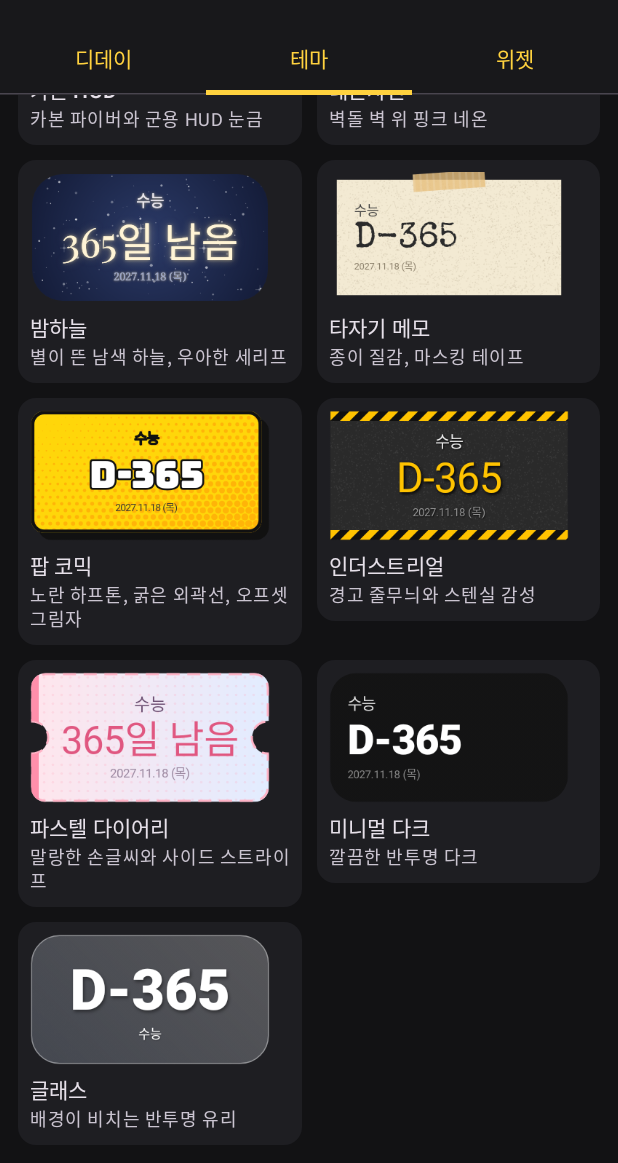
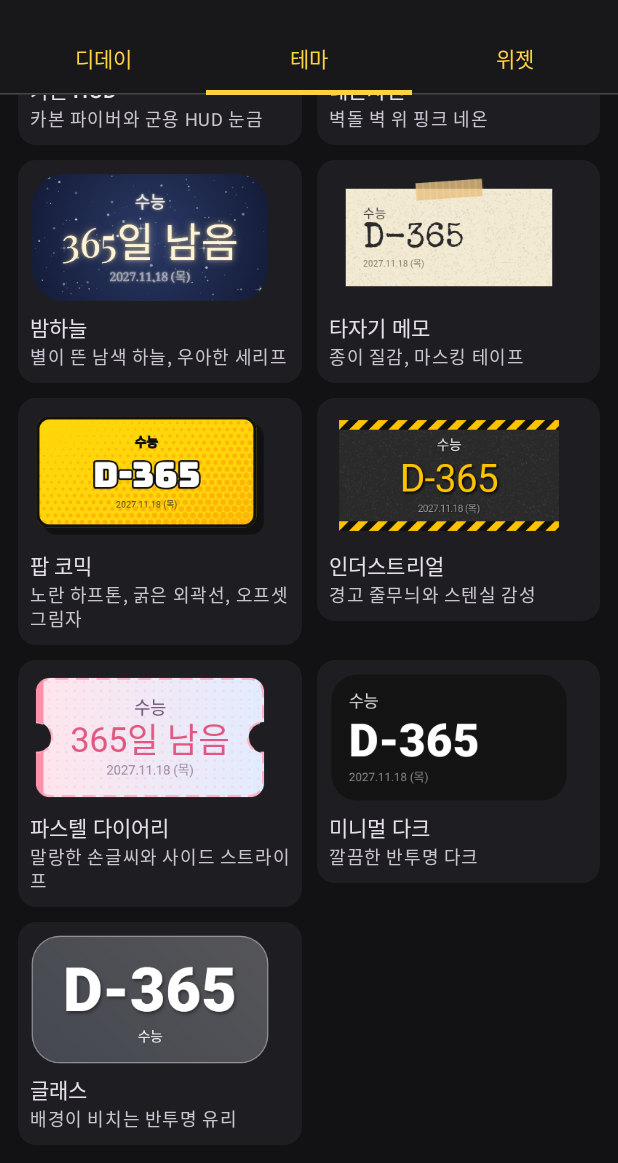
Before and after one commit to kdh1207-star/Claude-, an Android app built with Jetpack Compose: the screen it shows after launch (MainActivity), tab 2 chosen, scrolled down 794 dp, on a phone screen of 412 x 824 dp, the part 73-1236 px from its top. Run offline under Robolectric (Android 15) with nearby library versions, the phone set to English and light mode, and no system bars; Roboto replaces fonts that are not available here.

Commit message:
Fit widgets inside launcher corner clipping; enlarge text
Android 12+ launchers clip widgets to a rounded outline. The renderer now
insets the design by (R - r)(1 - 1/sqrt 2) so square or small-radius shapes
stay fully visible (toggle: clipGuard), and previews simulate the clip.
Base text ratios increased about 30% across all layouts.

Co-Authored-By: Claude Opus 5.5 <noreply@anthropic.com>
Claude-Session: https://claude.ai/code/session_013xMzMwP831rwZibZhXteHa

```diff
--- a/app/src/main/java/com/ddayforge/widget/render/WidgetRenderer.kt
+++ b/app/src/main/java/com/ddayforge/widget/render/WidgetRenderer.kt
@@ -67,7 +67,18 @@ data class WidgetContent(
 class WidgetRenderer(context: Context) {
     private val appContext = context.applicationContext
 
-    fun render(style: WidgetStyle, content: WidgetContent, widthDp: Float, heightDp: Float, density: Float): Bitmap {
+    /**
+     * @param systemClipDp 런처가 위젯을 잘라내는 모서리 반경(dp). 0이면 잘림 없음.
+     *   style.clipGuard가 켜져 있으면 디자인이 이 둥근 영역 안에 들어오도록 안쪽으로 줄여 그린다.
+     */
+    fun render(
+        style: WidgetStyle,
+        content: WidgetContent,
+        widthDp: Float,
+        heightDp: Float,
+        density: Float,
+        systemClipDp: Float = 0f,
+    ): Bitmap {
         var d = density
         // 비트맵 메모리 제한 (RemoteViews 한도 대비 여유)
         val maxPixels = 1_600_000f
@@ -75,7 +86,7 @@ class WidgetRenderer(context: Context) {
         val w = max(1, (widthDp * d).toInt())
         val h = max(1, (heightDp * d).toInt())
         val bmp = Bitmap.createBitmap(w, h, Bitmap.Config.ARGB_8888)
-        Frame(Canvas(bmp), style, content, w.toFloat(), h.toFloat(), d).draw()
+        Frame(Canvas(bmp), style, content, w.toFloat(), h.toFloat(), d, if (style.clipGuard) systemClipDp else 0f).draw()
         return bmp
     }
 
@@ -87,6 +98,7 @@ class WidgetRenderer(context: Context) {
         val w: Float,
         val h: Float,
         val d: Float,
+        val systemClipDp: Float,
     ) {
         val bw = if (s.border == BorderStyle.NONE) 0f else s.borderWidth * d
         val offsetShadow = if (s.border == BorderStyle.OFFSET) bw * 1.5f + 2f * d else 0f
@@ -95,6 +107,26 @@ class WidgetRenderer(context: Context) {
             s.decoration == Decoration.TAPE -> 7f * d
             s.textEffect == TextEffect.GLOW && s.border == BorderStyle.NONE -> 2f * d
             else -> 1f * d
+        } + clipGuardInset()
+
+        /**
+         * 런처의 둥근 잘림(반경 R) 안에 이 위젯의 모서리(반경 r)가 다 들어오려면
+         * 가장자리에서 (R - r)(1 - 1/√2) 만큼 떨어져 있어야 한다.
+         */
+        fun clipGuardInset(): Float {
+            if (systemClipDp <= 0f) return 0f
+            val wDp = w / d
+            val hDp = h / d
+            val ownR = when (s.shape) {
+                WidgetShape.ROUNDED -> s.cornerRadius
+                WidgetShape.PILL -> min(wDp, hDp) / 2f
+                WidgetShape.CIRCLE -> return if (wDp == hDp) systemClipDp * 0.05f * d else 0f
+                WidgetShape.TICKET -> s.cornerRadius * 0.6f
+                WidgetShape.CHAMFER -> s.cornerRadius * 0.6f
+                else -> 0f
+            }
+            val clipR = min(systemClipDp, min(wDp, hDp) / 2f)
+            return max(0f, clipR - ownR) * (1f - 1f / sqrt(2f)) * d
         }
 
         val bounds: RectF = run {
@@ -743,37 +775,37 @@ class WidgetRenderer(context: Context) {
 
             when (layout) {
                 LayoutStyle.CLASSIC -> stack(area, listOfNotNull(
-                    title.takeIf { it.isNotEmpty() }?.let { Line(it, s.labelFont, s.labelColor, 0.17f * ls, true) },
-                    Line(count, s.numberFont, s.numberColor, 0.44f * ns, true, emphasize = s.emphasizeDigits),
-                    date.takeIf { it.isNotEmpty() }?.let { Line(it, s.labelFont, s.subColor, 0.12f * ls, false) },
+                    title.takeIf { it.isNotEmpty() }?.let { Line(it, s.labelFont, s.labelColor, 0.21f * ls, true) },
+                    Line(count, s.numberFont, s.numberColor, 0.58f * ns, true, emphasize = s.emphasizeDigits),
+                    date.takeIf { it.isNotEmpty() }?.let { Line(it, s.labelFont, s.subColor, 0.15f * ls, false) },
                 ), s.align)
                 LayoutStyle.LABEL_TOP -> stack(area, listOfNotNull(
-                    title.takeIf { it.isNotEmpty() }?.let { Line(it, s.labelFont, s.labelColor, 0.2f * ls, true) },
+                    title.takeIf { it.isNotEmpty() }?.let { Line(it, s.labelFont, s.labelColor, 0.24f * ls, true) },
                     Line("", s.labelFont, s.numberColor, 0.06f, false, divider = true),
-                    Line(count, s.numberFont, s.numberColor, 0.42f * ns, true, emphasize = s.emphasizeDigits),
-                    date.takeIf { it.isNotEmpty() }?.let { Line(it, s.labelFont, s.subColor, 0.11f * ls, false) },
+                    Line(count, s.numberFont, s.numberColor, 0.54f * ns, true, emphasize = s.emphasizeDigits),
+                    date.takeIf { it.isNotEmpty() }?.let { Line(it, s.labelFont, s.subColor, 0.14f * ls, false) },
                 ), s.align)
                 LayoutStyle.MINIMAL -> stack(area, listOfNotNull(
-                    Line(count, s.numberFont, s.numberColor, 0.62f * ns, true, emphasize = s.emphasizeDigits),
-                    title.takeIf { it.isNotEmpty() }?.let { Line(it, s.labelFont, s.labelColor, 0.14f * ls, false) },
+                    Line(count, s.numberFont, s.numberColor, 0.78f * ns, true, emphasize = s.emphasizeDigits),
+                    title.takeIf { it.isNotEmpty() }?.let { Line(it, s.labelFont, s.labelColor, 0.18f * ls, false) },
                 ), s.align)
                 LayoutStyle.TERMINAL -> stack(area, listOfNotNull(
-                    title.takeIf { it.isNotEmpty() }?.let { Line(s.promptPrefix + it, s.labelFont, s.labelColor, 0.15f * ls, true) },
-                    Line(count, s.numberFont, s.numberColor, 0.42f * ns, true, emphasize = s.emphasizeDigits),
+                    title.takeIf { it.isNotEmpty() }?.let { Line(s.promptPrefix + it, s.labelFont, s.labelColor, 0.2f * ls, true) },
+                    Line(count, s.numberFont, s.numberColor, 0.56f * ns, true, emphasize = s.emphasizeDigits),
                     (s.subPrefix + date + if (s.showCursor) "_" else "").trim().takeIf { it.isNotEmpty() }
-                        ?.let { Line(s.subPrefix + date + if (s.showCursor) "_" else "", s.labelFont, s.subColor, 0.12f * ls, false) },
+                        ?.let { Line(s.subPrefix + date + if (s.showCursor) "_" else "", s.labelFont, s.subColor, 0.16f * ls, false) },
                 ), s.align)
                 LayoutStyle.SPLIT -> {
                     val gap = area.width() * 0.05f
                     val left = RectF(area.left, area.top, area.left + area.width() * 0.5f - gap / 2, area.bottom)
                     val right = RectF(area.left + area.width() * 0.5f + gap / 2, area.top, area.right, area.bottom)
-                    stack(left, listOf(Line(count, s.numberFont, s.numberColor, 0.6f * ns, true, emphasize = s.emphasizeDigits)), TextAlign.CENTER)
+                    stack(left, listOf(Line(count, s.numberFont, s.numberColor, 0.78f * ns, true, emphasize = s.emphasizeDigits)), TextAlign.CENTER)
                     val dp = Paint(Paint.ANTI_ALIAS_FLAG).apply { color = mulAlpha(s.numberColor, 0.4f); strokeWidth = max(1f, d) }
                     val cx = area.centerX()
                     c.drawLine(cx, area.top + area.height() * 0.15f, cx, area.bottom - area.height() * 0.15f, dp)
                     stack(right, listOfNotNull(
-                        title.takeIf { it.isNotEmpty() }?.let { Line(it, s.labelFont, s.labelColor, 0.22f * ls, true) },
-                        date.takeIf { it.isNotEmpty() }?.let { Line(it, s.labelFont, s.subColor, 0.14f * ls, false) },
+                        title.takeIf { it.isNotEmpty() }?.let { Line(it, s.labelFont, s.labelColor, 0.27f * ls, true) },
+                        date.takeIf { it.isNotEmpty() }?.let { Line(it, s.labelFont, s.subColor, 0.18f * ls, false) },
                     ), if (s.align == TextAlign.CENTER) TextAlign.START else s.align)
                 }
             }
@@ -782,7 +814,7 @@ class WidgetRenderer(context: Context) {
         /** 줄들을 세로로 쌓고, 영역에 맞게 크기를 자동 조절해 그린다. */
         fun stack(area: RectF, lines: List<Line>, align: TextAlign) {
             if (lines.isEmpty()) return
-            val gapRatio = 0.035f
+            val gapRatio = 0.025f
             // 1) 기본 크기 + 너비에 맞추기
             for (l in lines) {
                 l.resize(area.height() * l.ratio)
--- a/app/src/main/java/com/ddayforge/widget/style/WidgetStyle.kt
+++ b/app/src/main/java/com/ddayforge/widget/style/WidgetStyle.kt
@@ -12,6 +12,8 @@ data class WidgetStyle(
     val shape: WidgetShape = WidgetShape.ROUNDED,
     val cornerRadius: Float = 20f, // dp
     val padding: Float = 14f, // dp
+    /** 홈 화면 런처의 둥근 모서리 잘림을 피하도록 안쪽으로 맞춤 */
+    val clipGuard: Boolean = true,
 
     // 배경
     val fill: BackgroundFill = BackgroundFill.SOLID,
--- a/app/src/main/java/com/ddayforge/widget/ui/Common.kt
+++ b/app/src/main/java/com/ddayforge/widget/ui/Common.kt
@@ -58,6 +58,7 @@ import com.ddayforge.widget.style.FontChoice
 import com.ddayforge.widget.style.StyleElement
 import com.ddayforge.widget.style.ThemePresets
 import com.ddayforge.widget.style.WidgetStyle
+import com.ddayforge.widget.widget.DDayWidgetProvider
 import kotlinx.coroutines.Dispatchers
 import kotlinx.coroutines.withContext
 
@@ -89,19 +90,26 @@ fun WidgetPreview(
     heightDp: Float,
     modifier: Modifier = Modifier,
     displayWidth: Dp = widthDp.dp,
+    /** 홈 화면 런처의 모서리 잘림까지 똑같이 보여줄지 */
+    simulateLauncherClip: Boolean = true,
 ) {
     val context = LocalContext.current
     val density = LocalDensity.current.density
     val renderer = remember { WidgetRenderer(context) }
+    val clipDp = remember { if (simulateLauncherClip) DDayWidgetProvider.systemClipDp(context) else 0f }
     val bitmap by produceState<ImageBitmap?>(null, style, content, widthDp, heightDp) {
         value = withContext(Dispatchers.Default) {
-            renderer.render(style, content, widthDp, heightDp, density).asImageBitmap()
+            renderer.render(style, content, widthDp, heightDp, density, clipDp).asImageBitmap()
         }
     }
     val displayHeight = displayWidth * (heightDp / widthDp)
+    val shownClip = (clipDp * (displayWidth.value / widthDp)).coerceAtMost(minOf(displayWidth.value, displayHeight.value) / 2f)
     Box(modifier.size(displayWidth, displayHeight), contentAlignment = Alignment.Center) {
         bitmap?.let {
-            Image(it, contentDescription = content.count, contentScale = ContentScale.Fit, modifier = Modifier.size(displayWidth, displayHeight))
+            Image(
+                it, contentDescription = content.count, contentScale = ContentScale.Fit,
+                modifier = Modifier.size(displayWidth, displayHeight).clip(RoundedCornerShape(shownClip.dp)),
+            )
         }
     }
 }
--- a/app/src/main/java/com/ddayforge/widget/ui/StyleEditor.kt
+++ b/app/src/main/java/com/ddayforge/widget/ui/StyleEditor.kt
@@ -69,6 +69,7 @@ private class Section(
 private val sections: List<Section> = listOf(
     Section("형태", { t, s -> t.copy(shape = s.shape, cornerRadius = s.cornerRadius, padding = s.padding) }) { st, set ->
         ElementChips(WidgetShape.entries, st.shape, { set(st.copy(shape = it)) })
+        LabeledSwitch("홈 화면 모서리 잘림 방지", st.clipGuard) { set(st.copy(clipGuard = it)) }
         LabeledSlider("모서리 크기", st.cornerRadius, 0f..60f, { set(st.copy(cornerRadius = it)) }) { "${it.toInt()}dp" }
         LabeledSlider("안쪽 여백", st.padding, 0f..40f, { set(st.copy(padding = it)) }) { "${it.toInt()}dp" }
     },
--- a/app/src/main/java/com/ddayforge/widget/widget/DDayWidgetProvider.kt
+++ b/app/src/main/java/com/ddayforge/widget/widget/DDayWidgetProvider.kt
@@ -61,6 +61,19 @@ class DDayWidgetProvider : AppWidgetProvider() {
             ids.forEach { updateWidget(context, manager, it) }
         }
 
+        /**
+         * 런처가 위젯을 둥글게 잘라내는 반경(dp). 안드로이드 12+ 기본값을 쓰되,
+         * 런처마다 더 크게 자르는 경우가 있어 최소 20dp로 잡는다.
+         */
+        fun systemClipDp(context: Context): Float {
+            if (Build.VERSION.SDK_INT < 31) return 0f
+            val dm = context.resources.displayMetrics
+            val sys = runCatching {
+                context.resources.getDimension(android.R.dimen.system_app_widget_background_radius) / dm.density
+            }.getOrDefault(0f)
+            return maxOf(sys, 20f)
+        }
+
         /** 현재 위젯 크기(dp). 세로 모드 기준: 최소 너비 x 최대 높이 */
         fun widgetSizeDp(manager: AppWidgetManager, id: Int): Pair<Float, Float> {
             val o = manager.getAppWidgetOptions(id)
@@ -87,7 +100,7 @@ class DDayWidgetProvider : AppWidgetProvider() {
             val (wDp, hDp) = widgetSizeDp(manager, id)
             val density = context.resources.displayMetrics.density
             val bitmap = runCatching {
-                WidgetRenderer(context).render(style, content, wDp, hDp, density)
+                WidgetRenderer(context).render(style, content, wDp, hDp, density, systemClipDp(context))
             }.getOrNull()
 
             val views = RemoteViews(context.packageName, R.layout.widget_dday)
```
